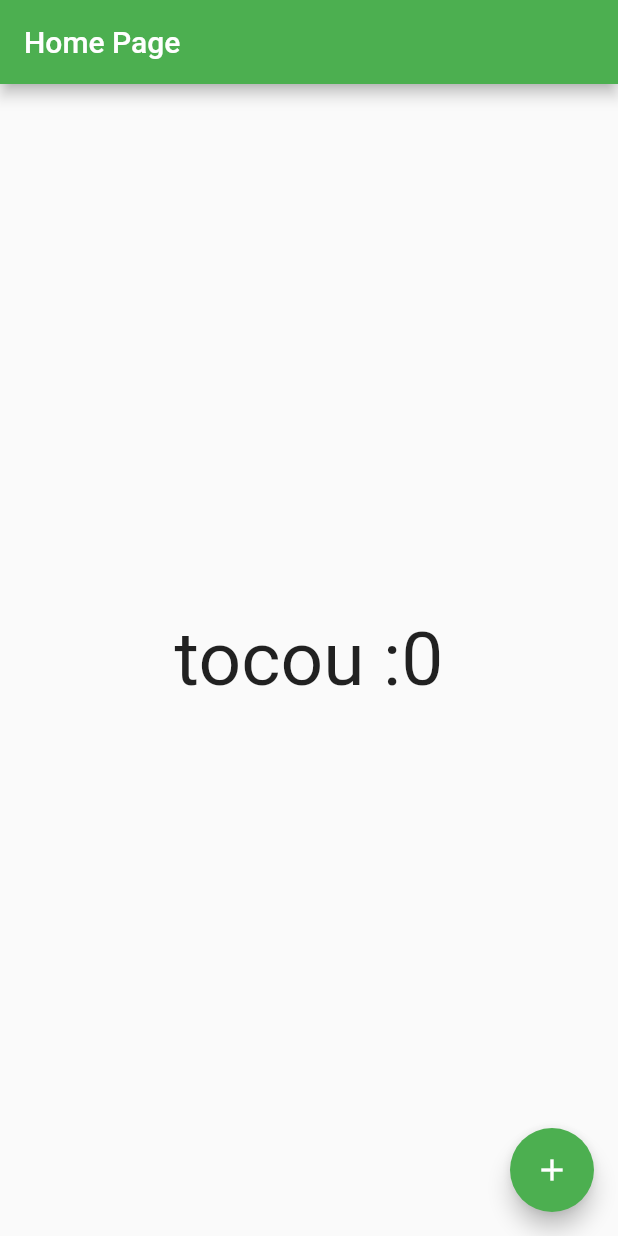
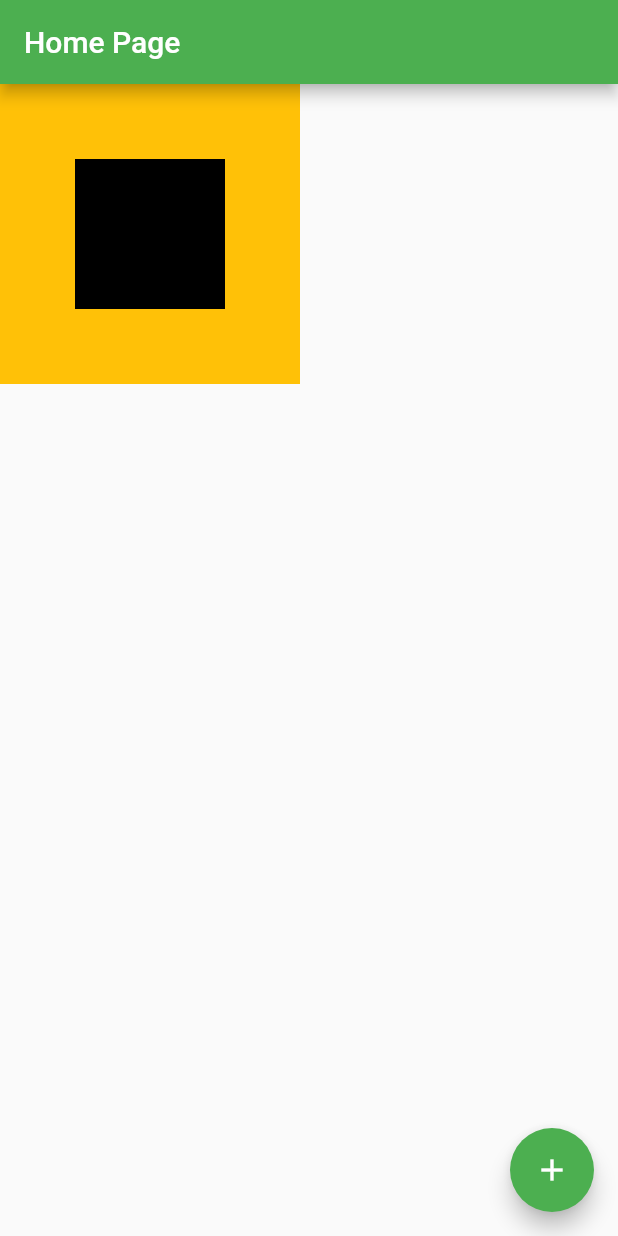
Before and after one commit to AndreLucyo2/estudo_flutter_ui_01, a Flutter app: the screen it shows after launch, on a phone screen of 412 x 824 dp. Run offline on Flutter 3.47's test engine with Material 2 defaults, Android fonts, the phone set to English and light mode, and no system bars.

Commit message:
Video #11

```diff
--- a/lib/home_page.dart
+++ b/lib/home_page.dart
@@ -19,20 +19,18 @@ class HomePageState extends State<HomePage> {
   Widget build(BuildContext context) {
     return Scaffold(
       appBar: AppBar(title: Text('Home Page')),
-      body: Center(
-        //GestureDetector detecta gestos em um widget toque por exemplo
-        child: GestureDetector(
-          child: Text('tocou :$contador', style: TextStyle(fontSize: 50)),
-          //evento de toque: executa quando for clicado:
-          onTap: () {
-            //Modifica o estado da variavel: o setState refaz o Build
-            setState(() {
-              contador++;
-            });
-            print('Clicado no Botão :$contador!!!');
-          },
-        ),
-      ),
+      body: Container(
+          width: 200,
+          height: 200,
+          color: Colors.amber,
+          child: Align(
+            alignment: Alignment.center,
+            child: Container(
+              width: 100,
+              height: 100,
+              color: Colors.black,
+            ),
+          )),
       floatingActionButton: FloatingActionButton(
           child: Icon(Icons.add),
           onPressed: () {
```
